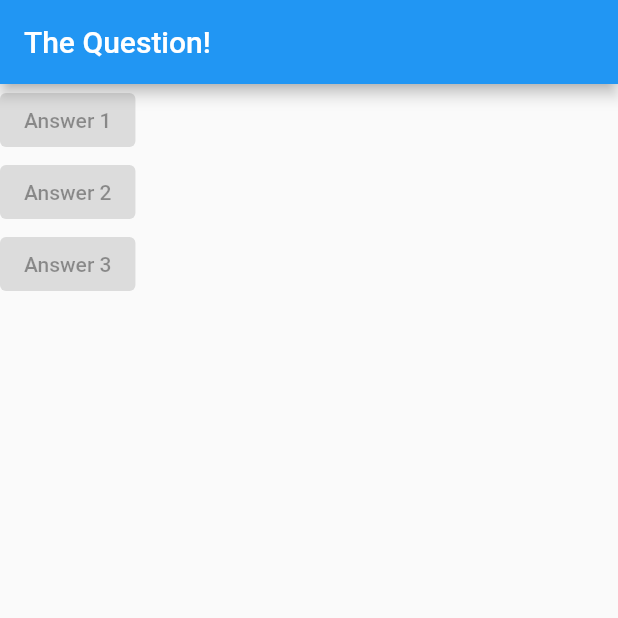
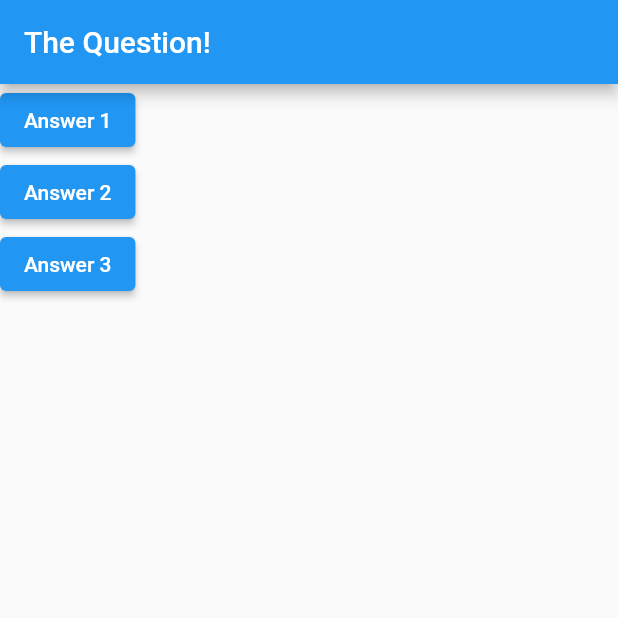
Before and after one commit to sinjikoro/flutter_complate_guide, a Flutter app: the screen it shows after launch, on a phone screen of 412 x 824 dp, the top half of it. Run offline on Flutter 3.47's test engine with Material 2 defaults, Android fonts, the phone set to English and light mode, and no system bars.

Commit message:
32.Connecting Functions & Buttons

```diff
--- a/lib/main.dart
+++ b/lib/main.dart
@@ -3,7 +3,9 @@ import 'package:flutter/material.dart';
 void main() => runApp(MyApp());
 
 class MyApp extends StatelessWidget {
-  const MyApp({Key key}) : super(key: key);
+  void answerQuestion() {
+    print('Answer chosen!');
+  }
 
   @override
   Widget build(BuildContext context) {
@@ -16,9 +18,9 @@ class MyApp extends StatelessWidget {
         home: Scaffold(
       appBar: AppBar(title: Text('The Question!')),
       body: Column(children: <Widget>[
-        ElevatedButton(child: Text('Answer 1'), onPressed: null),
-        ElevatedButton(child: Text('Answer 2'), onPressed: null),
-        ElevatedButton(child: Text('Answer 3'), onPressed: null),
+        ElevatedButton(child: Text('Answer 1'), onPressed: answerQuestion),
+        ElevatedButton(child: Text('Answer 2'), onPressed: answerQuestion),
+        ElevatedButton(child: Text('Answer 3'), onPressed: answerQuestion),
       ]),
     ));
   }
```
